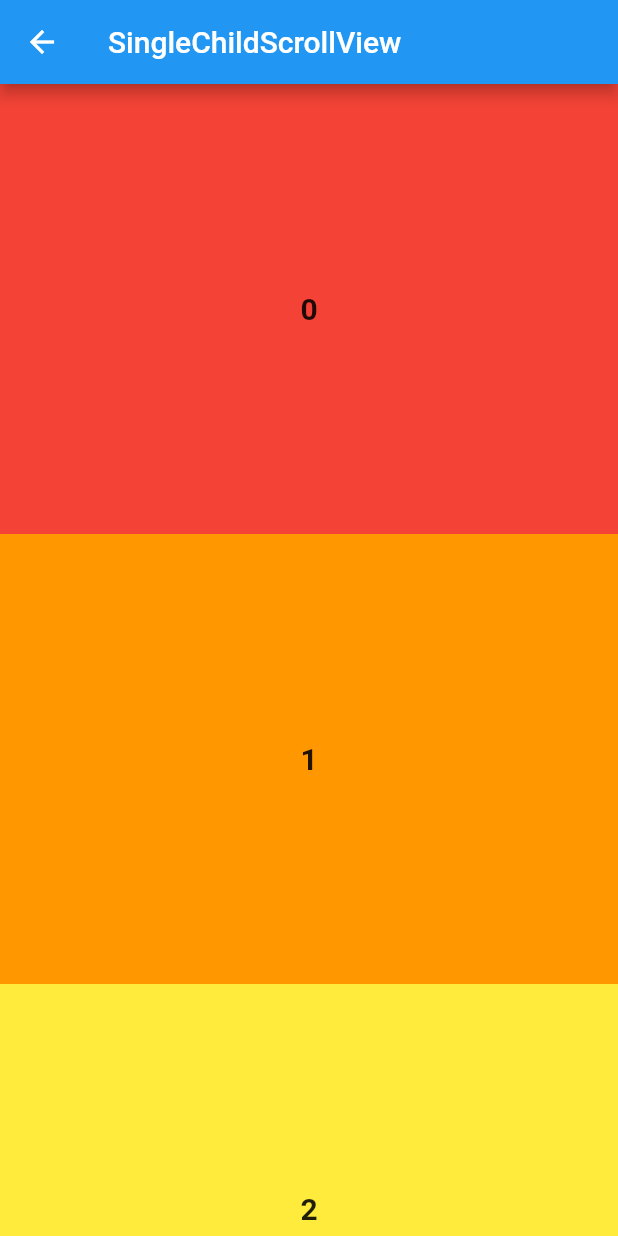
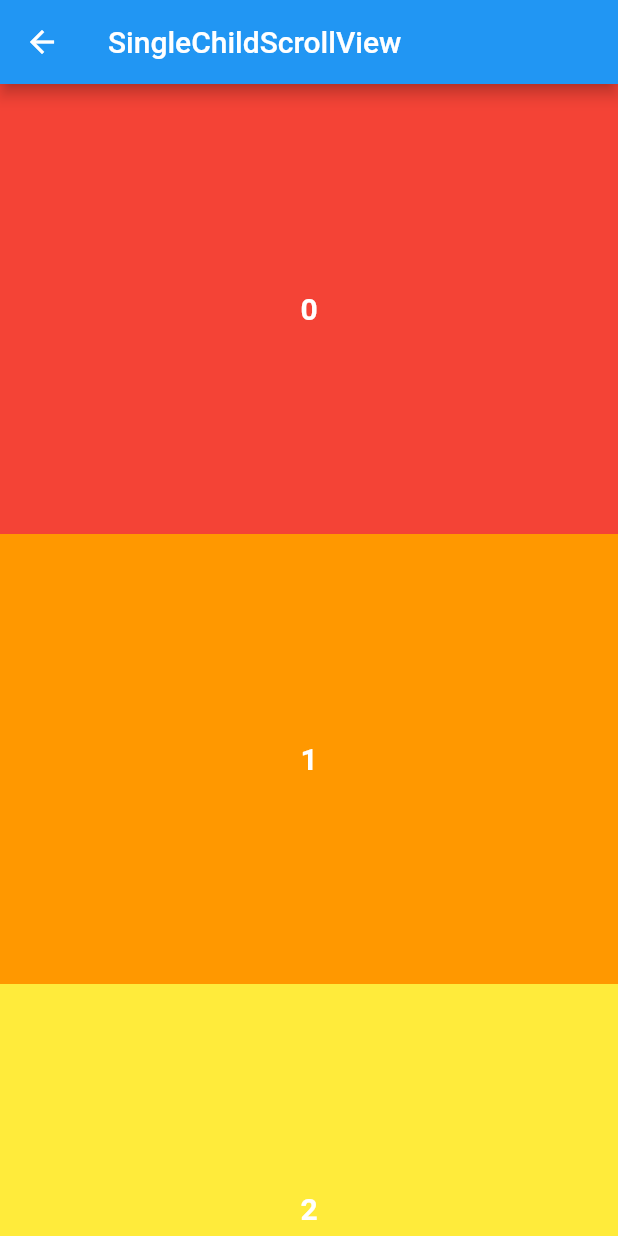
Before and after one commit to nzwgkim/scrollableWidgets, a Flutter app: the screen it shows after launch, after a tap on "SingleChildScrollView", on a phone screen of 412 x 824 dp. Run offline on Flutter 3.47's test engine with Material 2 defaults, Android fonts, the phone set to English and light mode, and no system bars.

Commit message:
Revert "GridView, ListView 뽀개기"

```diff
--- a/lib/screen/home_screen.dart
+++ b/lib/screen/home_screen.dart
@@ -1,7 +1,5 @@
 import 'package:flutter/material.dart';
 import 'package:scrollable_widgets/layout/main_layout.dart';
-import 'package:scrollable_widgets/screen/grid_view_screen.dart';
-import 'package:scrollable_widgets/screen/listview_screen.dart';
 import 'package:scrollable_widgets/screen/single_child_scroll_view_screen.dart';
 
 class HomeScreen extends StatelessWidget {
@@ -23,23 +21,7 @@ class HomeScreen extends StatelessWidget {
                               SingleChildScrollViewScreen(),
                         ),
                       ),
-                  child: const Text('SingleChildScrollView')),
-              ElevatedButton(
-                  onPressed: () => Navigator.of(context).push(
-                        MaterialPageRoute<void>(
-                          builder: (BuildContext context) =>
-                              const ListViewScreen(),
-                        ),
-                      ),
-                  child: const Text('ListViewScreen')),
-              ElevatedButton(
-                  onPressed: () => Navigator.of(context).push(
-                        MaterialPageRoute<void>(
-                          builder: (BuildContext context) =>
-                              const GridViewScreen(),
-                        ),
-                      ),
-                  child: const Text('GridViewScreen ')),
+                  child: const Text('SingleChildScrollView'))
             ],
           ),
         ));
--- a/lib/screen/render_color_widget.dart
+++ b/lib/screen/render_color_widget.dart
@@ -19,6 +19,7 @@ class RenderColorWidget extends StatelessWidget {
           style: const TextStyle(
             fontSize: 20,
             fontWeight: FontWeight.w600,
+            color: Colors.white,
           ),
         ),
       ),
```
Also changed, not shown: lib/screen/grid_view_screen.dart (added, +25 -0 lines), lib/screen/listview_screen.dart (added, +23 -0 lines).
